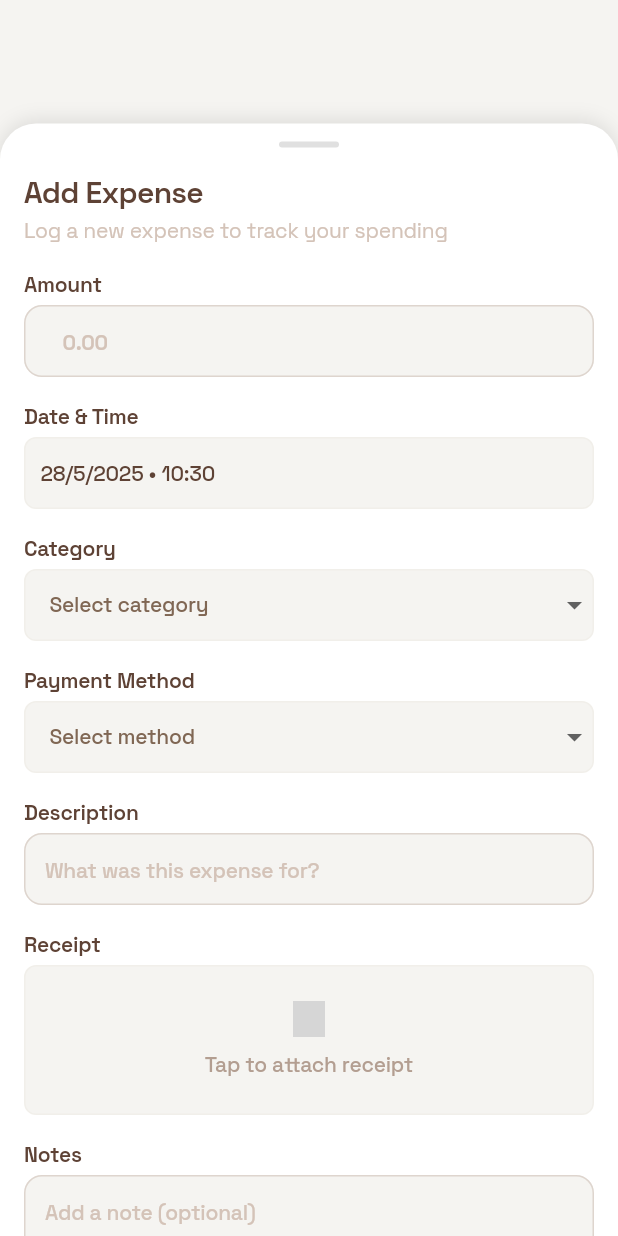
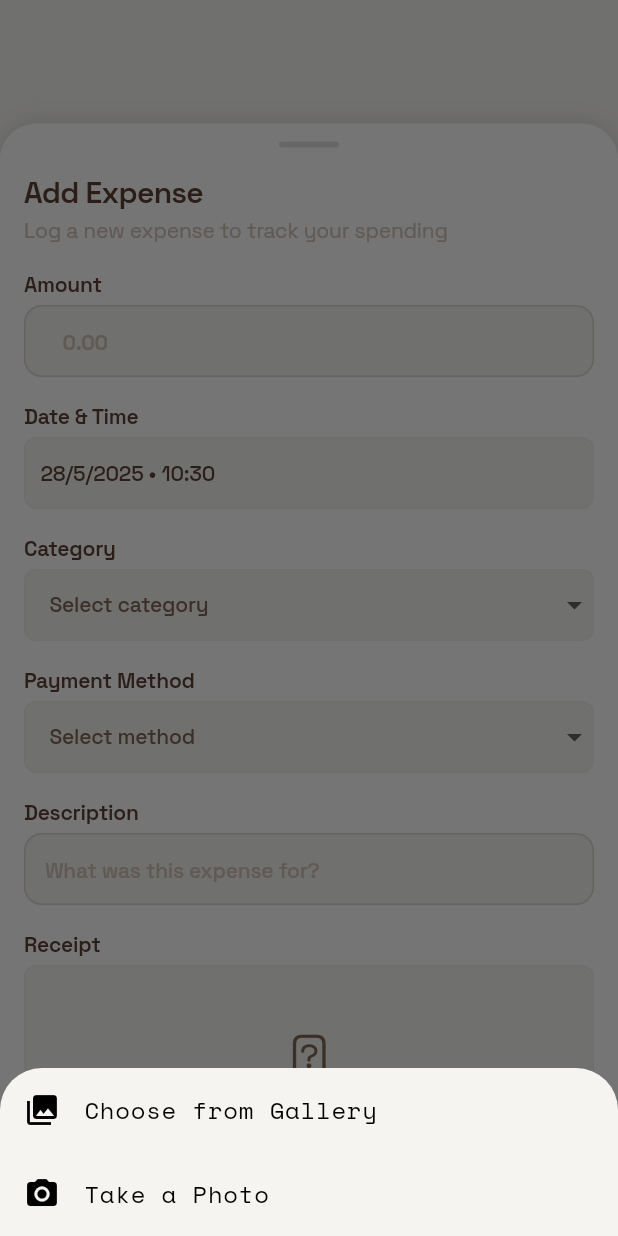
Before and after one commit to Dannny-Babs/tally, a Flutter app: the AddExpenseModal widget shown alone on an empty page, opened directly, after a tap on "Tap to attach receipt", on a phone screen of 412 x 824 dp. Run offline on Flutter 3.47's test engine with Material 3 defaults, Android fonts, the phone set to English and light mode, and no system bars; drawn by our look-alikes of dropdown_button2; our stand-ins replace equatable, fl_chart, flutter_bloc, google_fonts, heroicons, image_picker and 1 more; missing offline and left inert: hugeicons_pro; grey boxes are pictures that could not be loaded.

Commit message:
feat: integrate permission_handler for enhanced image picking functionality
- Updated pubspec.yaml to include permission_handler dependency for managing permissions.
- Enhanced AddExpenseModal to request necessary permissions for accessing photos and storage before image selection.
- Implemented methods to handle lost data and errors during image picking, improving user experience.
- Refactored image picking logic to support both gallery and camera options, providing users with a seamless experience.

```diff
--- a/lib/features/transactions/views/add_expense_screen.dart
+++ b/lib/features/transactions/views/add_expense_screen.dart
@@ -3,10 +3,10 @@ import 'package:flutter/services.dart';
 import 'package:flutter_bloc/flutter_bloc.dart';
 import 'package:google_fonts/google_fonts.dart';
 import 'package:dropdown_button2/dropdown_button2.dart';
-import 'package:hugeicons/hugeicons.dart';
 import 'package:hugeicons_pro/hugeicons.dart';
 import 'package:image_picker/image_picker.dart';
 import 'dart:io';
+import 'package:permission_handler/permission_handler.dart';
 import 'package:tally/core/widgets/labeled_input.dart';
 import '../../../core/theme/app_colors.dart';
 import '../../../core/theme/app_text_styles.dart';
@@ -28,6 +28,7 @@ class _AddExpenseModalState extends State<AddExpenseModal> {
   final _amountController = TextEditingController();
   final _notesController = TextEditingController();
   final _descriptionController = TextEditingController();
+  final _imagePicker = ImagePicker();
 
   String? _selectedCategory;
   String? _selectedTag;
@@ -38,6 +39,7 @@ class _AddExpenseModalState extends State<AddExpenseModal> {
   String? _recurrenceFrequency;
   DateTime? _recurrenceEndDate;
   File? _receiptFile;
+  bool _isPickerActive = false;
 
   final List<String> _paymentMethods = [
     'Bank',
@@ -58,6 +60,7 @@ class _AddExpenseModalState extends State<AddExpenseModal> {
   void initState() {
     super.initState();
     context.read<CategoryBloc>().add(CategoriesLoaded());
+    _getLostData();
   }
 
   @override
@@ -66,6 +69,38 @@ class _AddExpenseModalState extends State<AddExpenseModal> {
     _notesController.dispose();
     _descriptionController.dispose();
     super.dispose();
+  }
+
+  Future<void> _getLostData() async {
+    final LostDataResponse response = await _imagePicker.retrieveLostData();
+    if (response.isEmpty) {
+      return;
+    }
+    final List<XFile>? files = response.files;
+    if (files != null) {
+      _handleLostFiles(files);
+    } else {
+      _handleError(response.exception);
+    }
+  }
+
+  void _handleLostFiles(List<XFile> files) {
+    if (files.isNotEmpty && mounted) {
+      setState(() {
+        _receiptFile = File(files.first.path);
+      });
+    }
+  }
+
+  void _handleError(PlatformException? exception) {
+    if (exception != null && mounted) {
+      ScaffoldMessenger.of(context).showSnackBar(
+        SnackBar(
+          content: Text('Error: ${exception.message}'),
+          backgroundColor: Colors.red,
+        ),
+      );
+    }
   }
 
   Future<void> _selectDate() async {
@@ -108,32 +143,69 @@ class _AddExpenseModalState extends State<AddExpenseModal> {
     }
   }
 
-  Future<void> _pickReceipt() async {
-    print('pickReceipt started');
+  Future<bool> _requestPermissions() async {
+    if (Platform.isAndroid) {
       try {
-      print('Creating ImagePicker instance');
-      final ImagePicker picker = ImagePicker();
-      print('Calling pickImage');
-      final XFile? image = await picker.pickImage(
-        source: ImageSource.gallery,
-        maxWidth: 1800,
-        maxHeight: 1800,
-        imageQuality: 85,
+        // First check if we already have permissions
+        final photosStatus = await Permission.photos.status;
+        final storageStatus = await Permission.storage.status;
+
+        if (photosStatus.isGranted || storageStatus.isGranted) {
+          return true;
+        }
+
+        // If we don't have permissions, request them
+        if (photosStatus.isDenied) {
+          final photosResult = await Permission.photos.request();
+          if (photosResult.isGranted) {
+            return true;
+          }
+        }
+
+        if (storageStatus.isDenied) {
+          final storageResult = await Permission.storage.request();
+          if (storageResult.isGranted) {
+            return true;
+          }
+        }
+
+        // If we get here, permissions were denied
+        if (mounted) {
+          ScaffoldMessenger.of(context).showSnackBar(
+            const SnackBar(
+              content: Text('Permission to access photos is required'),
+              backgroundColor: Colors.red,
+            ),
           );
-      print('Image picker result: ${image?.path}');
+        }
+        return false;
+      } catch (e) {
+        print('Error requesting permissions: $e');
+        return false;
+      }
+    }
+    return true;
+  }
 
-      if (image != null) {
-        print('Setting receipt file');
+  Future<void> _pickReceipt(ImageSource source) async {
+    if (_isPickerActive) return;
+
+    try {
+      setState(() => _isPickerActive = true);
+
+      final XFile? image = await _imagePicker.pickImage(
+        source: source,
+        imageQuality: 80,
+        maxWidth: 1000,
+        maxHeight: 1000,
+      );
+
+      if (image != null && mounted) {
         setState(() {
           _receiptFile = File(image.path);
         });
-        print('Receipt file set successfully');
-      } else {
-        print('No image selected');
       }
-    } catch (e, stackTrace) {
-      print('Error picking image: $e');
-      print('Stack trace: $stackTrace');
+    } catch (e) {
       if (mounted) {
         ScaffoldMessenger.of(context).showSnackBar(
           SnackBar(
@@ -142,7 +214,40 @@ class _AddExpenseModalState extends State<AddExpenseModal> {
           ),
         );
       }
+    } finally {
+      if (mounted) {
+        setState(() => _isPickerActive = false);
       }
+    }
+  }
+
+  void _showImageSourceSheet() {
+    showModalBottomSheet(
+      context: context,
+      builder: (context) => SafeArea(
+        child: Column(
+          mainAxisSize: MainAxisSize.min,
+          children: [
+            ListTile(
+              leading: const Icon(Icons.photo_library),
+              title: const Text('Choose from Gallery'),
+              onTap: () {
+                Navigator.pop(context);
+                _pickReceipt(ImageSource.gallery);
+              },
+            ),
+            ListTile(
+              leading: const Icon(Icons.camera_alt),
+              title: const Text('Take a Photo'),
+              onTap: () {
+                Navigator.pop(context);
+                _pickReceipt(ImageSource.camera);
+              },
+            ),
+          ],
+        ),
+      ),
+    );
   }
 
   String? _validateAmount(String? value) {
@@ -460,33 +565,36 @@ class _AddExpenseModalState extends State<AddExpenseModal> {
                       LabeledInput(
                         label: 'Receipt',
                         child: InkWell(
-                          onTap: () {
-                            print('Receipt tap detected');
-                            _pickReceipt();
-                          },
+                          onTap: _showImageSourceSheet,
                           child: Container(
-                            height: 100,
+                            width: double.infinity,
+                            height: 150,
+                            padding: const EdgeInsets.all(16),
                             decoration: BoxDecoration(
                               color: AppColors.backgroundLight,
                               borderRadius: BorderRadius.circular(8),
                               border: Border.all(color: AppColors.borderLight),
                             ),
-                            child: _receiptFile != null
-                                ? ClipRRect(
+                            child: Stack(
+                              alignment: Alignment.center,
+                              children: [
+                                if (_receiptFile != null)
+                                  ClipRRect(
                                     borderRadius: BorderRadius.circular(8),
                                     child: Image.file(
                                       _receiptFile!,
                                       fit: BoxFit.cover,
                                       width: double.infinity,
+                                      height: double.infinity,
                                     ),
                                   )
-                                : Center(
-                                    child: Column(
+                                else
+                                  Column(
                                     mainAxisAlignment: MainAxisAlignment.center,
                                     children: [
                                       Icon(
                                         HugeIconsSolid.imageUpload01,
-                                          size: 24,
+                                        size: 32,
                                         color: AppColors.neutral800,
                                       ),
                                       const SizedBox(height: 8),
@@ -502,6 +610,17 @@ class _AddExpenseModalState extends State<AddExpenseModal> {
                                       ),
                                     ],
                                   ),
+                                if (_isPickerActive)
+                                  Container(
+                                    decoration: BoxDecoration(
+                                      color: Colors.black.withOpacity(0.5),
+                                      borderRadius: BorderRadius.circular(8),
+                                    ),
+                                    child: const Center(
+                                      child: CircularProgressIndicator(),
+                                    ),
+                                  ),
+                              ],
                             ),
                           ),
                         ),
--- a/pubspec.yaml
+++ b/pubspec.yaml
@@ -33,6 +33,7 @@ dependencies:
   dropdown_button2: ^2.3.9
   flutter_screenutil: ^5.9.0
   image_picker: ^1.0.7
+  permission_handler: ^11.3.0
 
   # The following adds the Cupertino Icons font to your application.
   # Use with the CupertinoIcons class for iOS style icons.
```
Also changed, not shown: pubspec.lock. Lines whose indentation alone changed are shown as unchanged.
